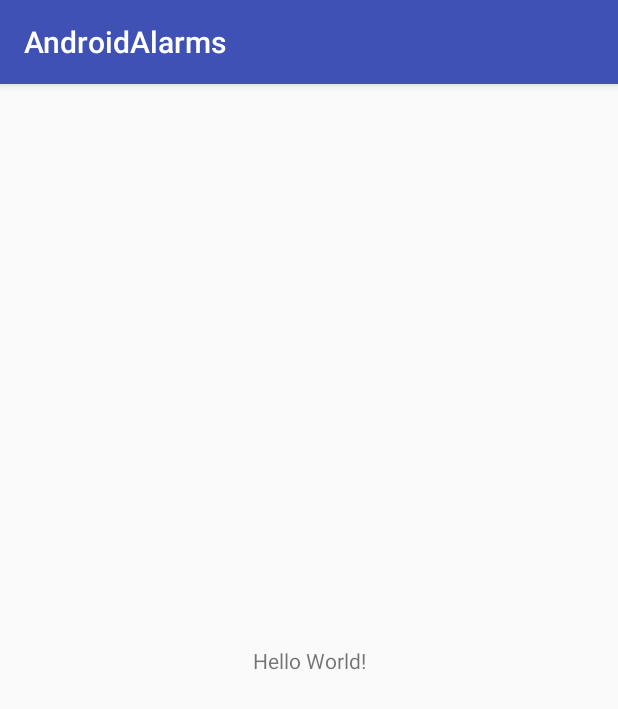
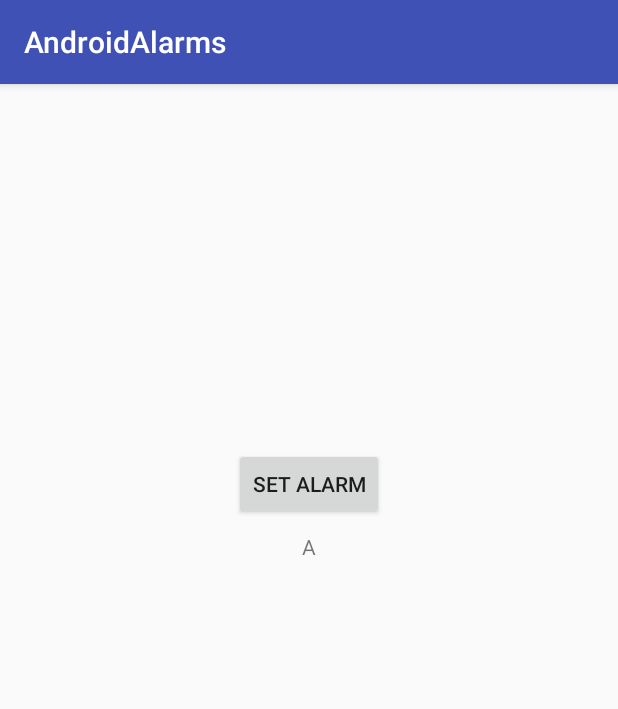
Before and after one commit to MirzaAhmedBaig/AndroidAlarm, an Android app: the screen it shows after launch (MainActivity), on a phone screen of 412 x 824 dp. Shown: the top 709 px of the screen. Run offline under Robolectric (Android 15) with nearby library versions, the phone set to English and light mode, and no system bars.

Commit message:
successfully sat alarm

```diff
--- a/app/src/main/java/org/avantari/androidalarms/MainActivity.kt
+++ b/app/src/main/java/org/avantari/androidalarms/MainActivity.kt
@@ -1,12 +1,87 @@
 package org.avantari.androidalarms
 
+import android.app.NotificationChannel
+import android.app.NotificationManager
+import android.app.TimePickerDialog
+import android.os.Build
+import android.os.Bundle
 import android.support.v7.app.AppCompatActivity
-import android.os.Bundle
+import android.util.Log
+import kotlinx.android.synthetic.main.activity_main.*
+import org.avantari.androidalarms.NotificationScheduler.CHANNEL_ID
+import java.text.SimpleDateFormat
+import java.util.*
 
 class MainActivity : AppCompatActivity() {
+
+    private val TAG = MainActivity::class.java.simpleName
+
+    private val appPreferences by lazy {
+        AppPreferences(this)
+    }
 
     override fun onCreate(savedInstanceState: Bundle?) {
         super.onCreate(savedInstanceState)
         setContentView(R.layout.activity_main)
+        createNotificationChannel()
+
+        btn_timer.setOnClickListener {
+
+            showTimePickerDialog(appPreferences.getHour(), appPreferences.getMin())
+        }
+    }
+
+
+    private fun showTimePickerDialog(h: Int, m: Int) {
+        val builder = TimePickerDialog(this, R.style.DialogTheme,
+                TimePickerDialog.OnTimeSetListener { timePicker, hour, min ->
+                    Log.d(TAG, "onTimeSet: hour $hour")
+                    Log.d(TAG, "onTimeSet: min $min")
+                    appPreferences.setHour(hour)
+                    appPreferences.setMin(min)
+                    textView.text = getFormattedTime(hour, min)
+                    NotificationScheduler.setReminder(this@MainActivity, AlarmReceiver::class.java, appPreferences.getHour(), appPreferences.getMin())
+                }, h, m, false)
+
+        builder.show()
+
+    }
+
+    private fun getFormattedTime(h: Int, m: Int): String {
+        val OLD_FORMAT = "HH:mm"
+        val NEW_FORMAT = "hh:mm a"
+
+        val oldDateString = h.toString() + ":" + m
+        var newDateString = ""
+
+        try {
+            val sdf = SimpleDateFormat(OLD_FORMAT, getCurrentLocale())
+            val d = sdf.parse(oldDateString)
+            sdf.applyPattern(NEW_FORMAT)
+            newDateString = sdf.format(d)
+        } catch (e: Exception) {
+            e.printStackTrace()
+        }
+
+        return newDateString
+    }
+
+    private fun getCurrentLocale(): Locale {
+        return if (Build.VERSION.SDK_INT >= Build.VERSION_CODES.N) {
+            resources.configuration.locales.get(0)
+        } else {
+
+            resources.configuration.locale
+        }
+    }
+
+    private fun createNotificationChannel() {
+        if (Build.VERSION.SDK_INT >= Build.VERSION_CODES.O) {
+            val importance = NotificationManager.IMPORTANCE_DEFAULT
+            val channel = NotificationChannel(CHANNEL_ID, "Alarm", importance)
+            channel.description = "Alarm Notification"
+            val notificationManager = getSystemService(NotificationManager::class.java)
+            notificationManager.createNotificationChannel(channel)
+        }
     }
 }
--- a/app/src/main/res/layout/activity_main.xml
+++ b/app/src/main/res/layout/activity_main.xml
@@ -6,13 +6,30 @@
     android:layout_height="match_parent"
     tools:context=".MainActivity">
 
-    <TextView
+    <Button
+        android:id="@+id/btn_timer"
         android:layout_width="wrap_content"
         android:layout_height="wrap_content"
-        android:text="Hello World!"
+        android:layout_marginBottom="8dp"
+        android:layout_marginEnd="8dp"
+        android:layout_marginStart="8dp"
+        android:layout_marginTop="8dp"
+        android:text="Set alarm"
         app:layout_constraintBottom_toBottomOf="parent"
-        app:layout_constraintLeft_toLeftOf="parent"
-        app:layout_constraintRight_toRightOf="parent"
-        app:layout_constraintTop_toTopOf="parent" />
+        app:layout_constraintEnd_toEndOf="parent"
+        app:layout_constraintStart_toStartOf="parent"
+        app:layout_constraintTop_toTopOf="parent"
+        app:layout_constraintVertical_bias="0.333" />
+
+    <TextView
+        android:id="@+id/textView"
+        android:layout_width="wrap_content"
+        android:layout_height="16dp"
+        android:layout_marginTop="8dp"
+        android:text="A"
+        app:layout_constraintEnd_toEndOf="@+id/btn_timer"
+        app:layout_constraintStart_toStartOf="@+id/btn_timer"
+        app:layout_constraintTop_toBottomOf="@+id/btn_timer" />
+
 
 </android.support.constraint.ConstraintLayout>
--- a/app/src/main/res/values/styles.xml
+++ b/app/src/main/res/values/styles.xml
@@ -8,4 +8,9 @@
         <item name="colorAccent">@color/colorAccent</item>
     </style>
 
+    <style name="DialogTheme" parent="Theme.AppCompat.Light.Dialog">
+        <item name="colorAccent">@color/colorPrimary</item>
+        <item name="colorControlNormal">#ffffff</item>
+    </style>
+
 </resources>
```
Also changed, not shown: app/src/main/AndroidManifest.xml (+7 -0 lines), app/src/main/java/org/avantari/androidalarms/AlarmReceiver.kt (added, +28 -0 lines), app/src/main/java/org/avantari/androidalarms/AppPreferences.kt (added, +65 -0 lines), app/src/main/java/org/avantari/androidalarms/NotificationScheduler.kt (added, +97 -0 lines), 1 other file.
